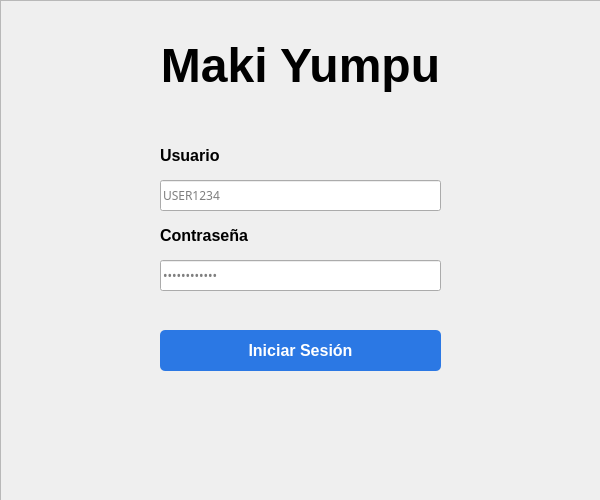
This is ui/login_window.ui in Bubbl33s/maki-yumpu-irs as Qt 5 draws it before an edit. The edited form follows.
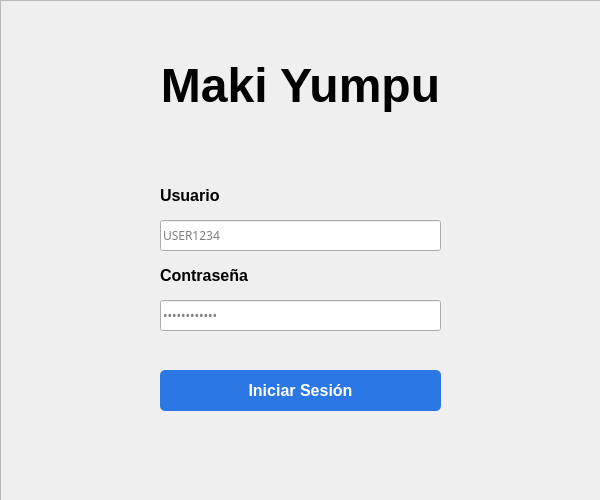
This is the edited form.

Commit message: widgets names

```diff
--- a/ui/login_window.ui
+++ b/ui/login_window.ui
@@ -53,7 +53,7 @@
      <property name="geometry">
       <rect>
        <x>0</x>
-       <y>20</y>
+       <y>40</y>
        <width>601</width>
        <height>91</height>
       </rect>
@@ -76,7 +76,7 @@
      <property name="geometry">
       <rect>
        <x>160</x>
-       <y>140</y>
+       <y>180</y>
        <width>151</width>
        <height>31</height>
       </rect>
@@ -95,7 +95,7 @@
      <property name="geometry">
       <rect>
        <x>160</x>
-       <y>180</y>
+       <y>220</y>
        <width>281</width>
        <height>31</height>
       </rect>
@@ -116,7 +116,7 @@
      <property name="geometry">
       <rect>
        <x>160</x>
-       <y>220</y>
+       <y>260</y>
        <width>151</width>
        <height>31</height>
       </rect>
@@ -135,7 +135,7 @@
      <property name="geometry">
       <rect>
        <x>160</x>
-       <y>260</y>
+       <y>300</y>
        <width>281</width>
        <height>31</height>
       </rect>
@@ -159,7 +159,7 @@
      <property name="geometry">
       <rect>
        <x>160</x>
-       <y>330</y>
+       <y>370</y>
        <width>281</width>
        <height>41</height>
       </rect>
```
The commit also changes 4 other files.
